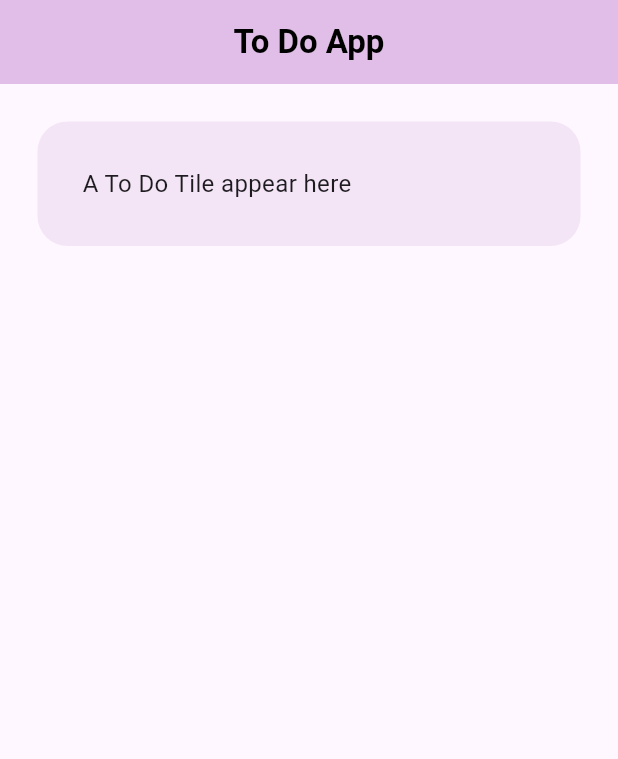
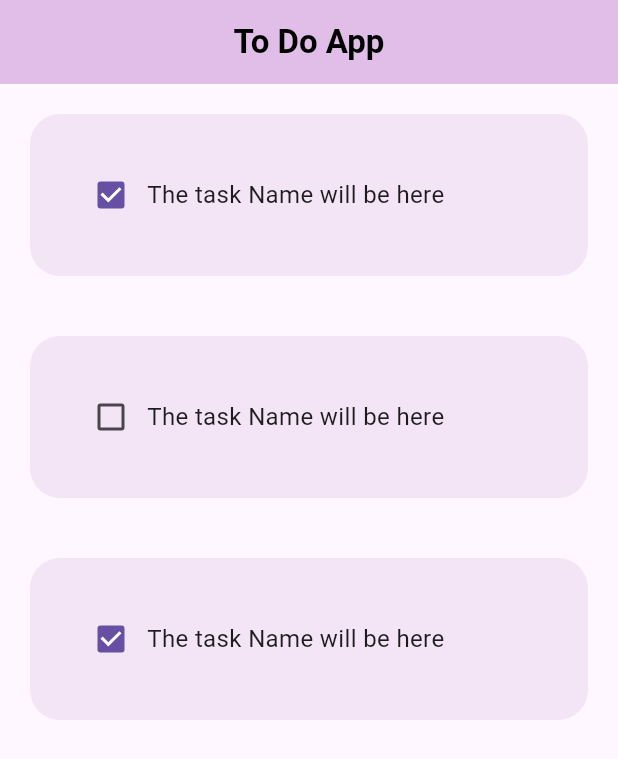
Before and after one commit to yashv-77/To-Do-App, a Flutter app: the screen it shows after launch, on a phone screen of 412 x 824 dp. Shown: the top 759 px of the screen. Run offline on Flutter 3.47's test engine with Material 3 defaults, Android fonts, the phone set to English and light mode, and no system bars.

Commit message:
a commet

```diff
--- a/lib/home-page.dart
+++ b/lib/home-page.dart
@@ -23,7 +23,21 @@ class _HomePageState extends State<HomePage> {
       ),
       body: ListView(
         children: [
-          TodoTile()
+          TodoTile(
+            taskname: "The task Name will be here",
+            taskCompleted: true,
+            onChanged: (p0)=>{},
+          ),
+          TodoTile(
+            taskname: "The task Name will be here",
+            taskCompleted: false,
+            onChanged: (p0)=>{},
+          ),
+          TodoTile(
+            taskname: "The task Name will be here",
+            taskCompleted: true,
+            onChanged: (p0)=>{},
+          )
         ],
       ),
     );
--- a/lib/tiles.dart
+++ b/lib/tiles.dart
@@ -1,24 +1,39 @@
 import 'package:flutter/material.dart';
 
 class TodoTile extends StatelessWidget {
-  const TodoTile({super.key});
+
+  final String taskname;
+  final bool taskCompleted;
+  Function(bool?)? onChanged;
+
+  TodoTile({super.key,
+    required this.taskname,
+    required this.taskCompleted,
+    required this.onChanged
+  });
+
 
   @override
   Widget build(BuildContext context) {
     return Padding(   // Adding Padding to container
-      padding: const EdgeInsets.all(25.0),
+      padding: const EdgeInsets.all(20.0),
       child: Container(
-
-        child: Padding(
-          padding: const EdgeInsets.all(30),
-          child: Text('A To Do Tile appear here',
-          style: TextStyle(fontSize: 16),),
-        ),
 
         decoration: BoxDecoration(
             color: Colors.purple[50],
             borderRadius: BorderRadius.circular(20)
         ),
+
+        child: Padding(
+          padding: EdgeInsets.all(30),
+          child: Row(
+            children: [
+              Checkbox(value: taskCompleted, onChanged: onChanged),
+              Text(taskname,
+              style: TextStyle(fontSize: 16),),
+            ],
+          ),
+        ),
       ),
     );
   }
```
